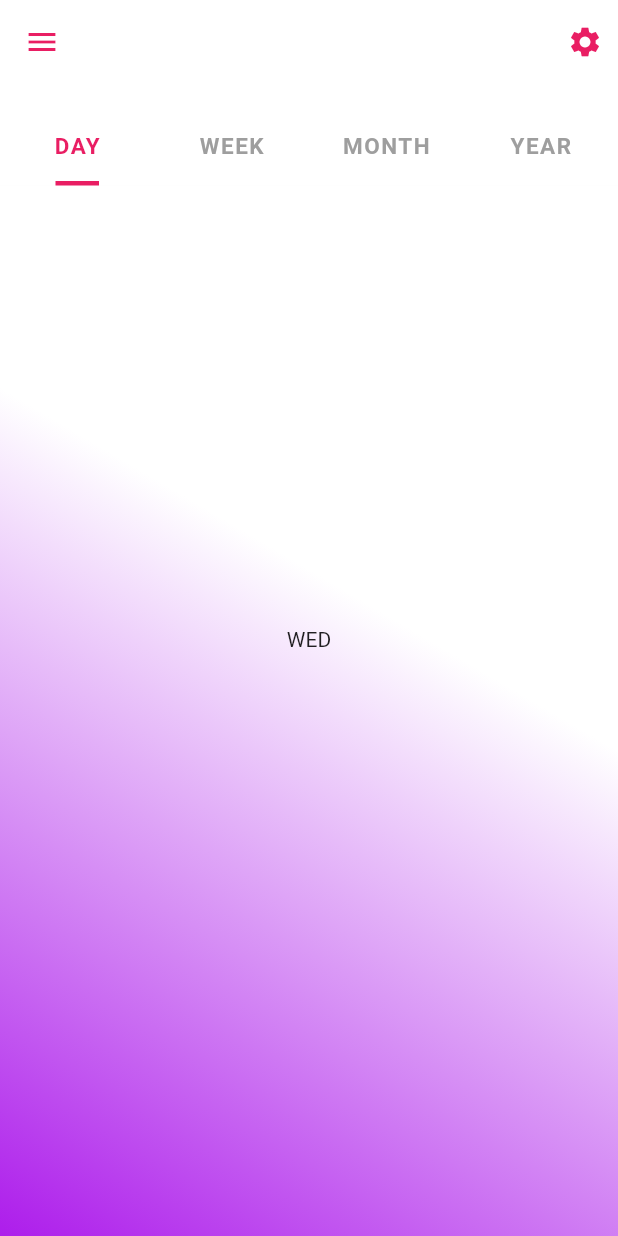
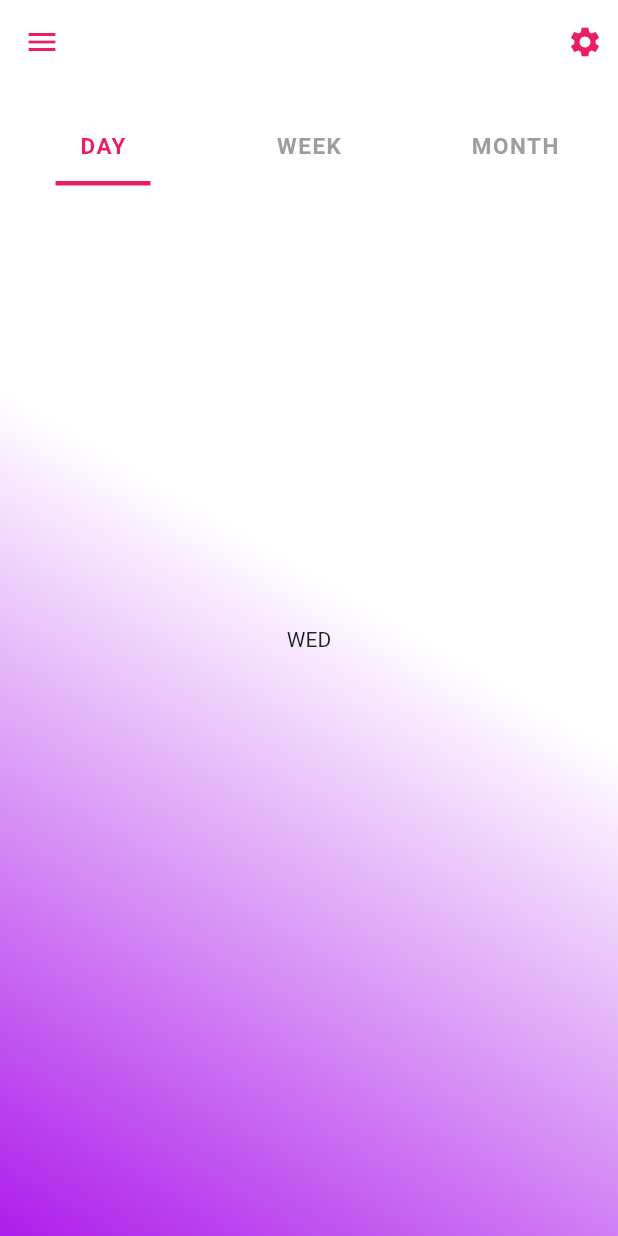
Before and after one commit to theTaoTeam/whyJournal_app, a Flutter app: the screen it shows after launch, on a phone screen of 412 x 824 dp. Run offline on Flutter 3.47's test engine with Material 2 defaults, Android fonts, the phone set to English and light mode, and no system bars.

Commit message:
remove year tab

```diff
--- a/lib/pages/home/home.dart
+++ b/lib/pages/home/home.dart
@@ -8,7 +8,7 @@ class HomePage extends StatelessWidget {
     final double height = MediaQuery.of(context).size.height;
     final double width = MediaQuery.of(context).size.width;
     return DefaultTabController(
-      length: 4,
+      length: 3,
       child: Scaffold(
         appBar: PreferredSize(
           preferredSize: Size.fromHeight(height * 0.15),
@@ -37,7 +37,6 @@ class HomePage extends StatelessWidget {
                 Tab(text: 'DAY'),
                 Tab(text: 'WEEK'),
                 Tab(text: 'MONTH'),
-                Tab(text: 'YEAR'),
               ],
             ),
           ),
@@ -59,7 +58,6 @@ class HomePage extends StatelessWidget {
               DayPage(),
               Center(child: Text('WEEK'),),
               Center(child: Text('MONTH'),),
-              Center(child: Text('YEAR'),),
             ],
           ),
         ),
```
